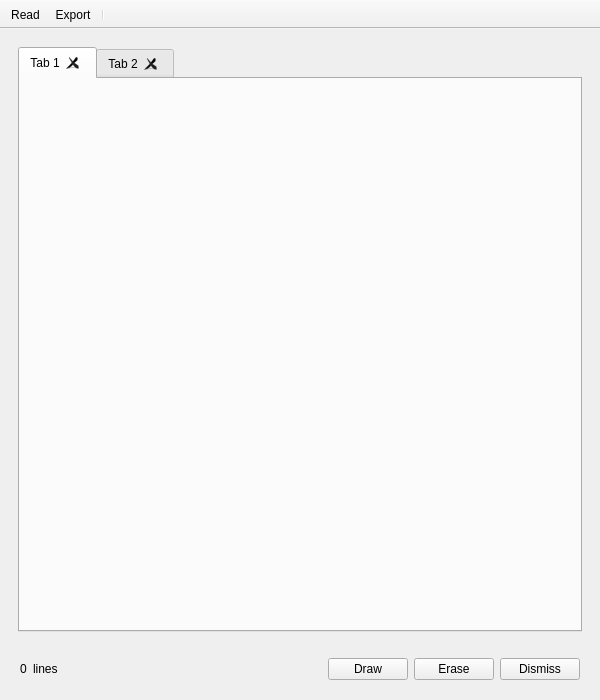
nmearl/specviz, file specviz/plugins/line_labels/ui/linelists_window.ui: the form before one commit.
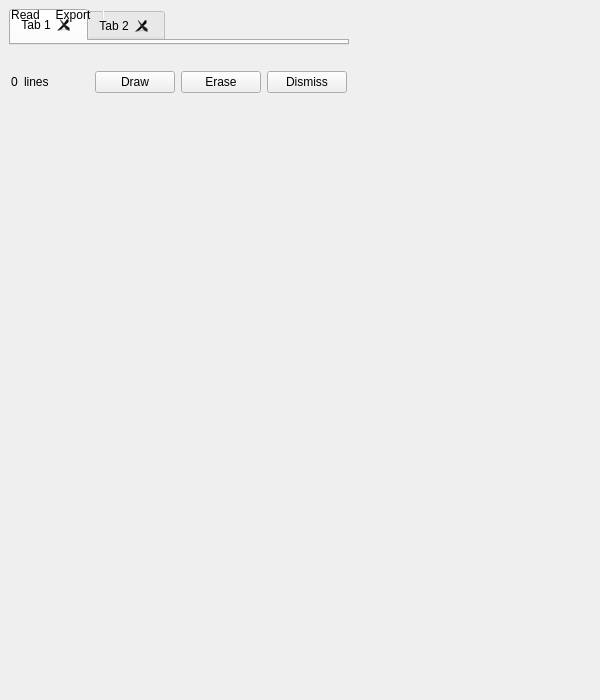
The form after the commit. Icons and pictures are not drawn.

Commit message: Move line labels control window to plug in side bar. Work in progress.

What changed in the file:
```diff
--- a/specviz/plugins/line_labels/ui/linelists_window.ui
+++ b/specviz/plugins/line_labels/ui/linelists_window.ui
@@ -1,7 +1,7 @@
 <?xml version="1.0" encoding="UTF-8"?>
 <ui version="4.0">
  <class>MainWindow</class>
- <widget class="QMainWindow" name="MainWindow">
+ <widget class="QWidget" name="MainWindow">
   <property name="geometry">
    <rect>
     <x>0</x>
```
The commit also changes 1 other file.
